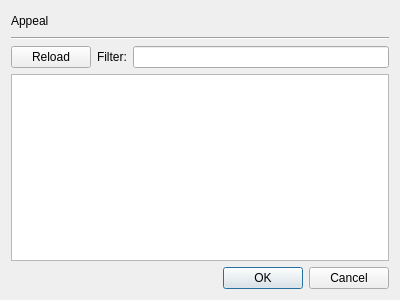
This is src/document_service/ui/dlg_document_service_upload.ui in psakar/datovka as Qt 5 draws it before an edit. The edited form follows.
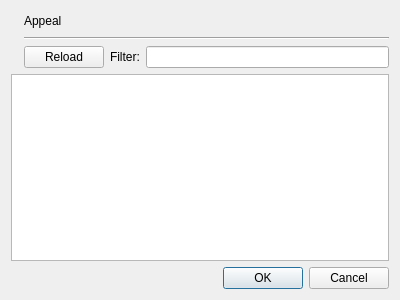
This is the edited form. Custom widgets are drawn as their Qt base class.

Commit message: Showing document service logo in upload dialogue.

The edit to the form file:
```diff
--- a/src/document_service/ui/dlg_document_service_upload.ui
+++ b/src/document_service/ui/dlg_document_service_upload.ui
@@ -15,6 +15,17 @@
   </property>
   <layout class="QVBoxLayout" name="verticalLayout">
    <item>
+    <layout class="QHBoxLayout" name="horizontalLayout_3">
+     <item>
+      <widget class="QLabel" name="pixmapLabel">
+       <property name="text">
+        <string/>
+       </property>
+      </widget>
+     </item>
+     <item>
+      <layout class="QVBoxLayout" name="verticalLayout_2">
+       <item>
     <layout class="QHBoxLayout" name="horizontalLayout_2">
      <item>
       <widget class="QLabel" name="appealLabel">
@@ -63,6 +74,10 @@
      </item>
      <item>
       <widget class="QLineEdit" name="filterLine"/>
+         </item>
+        </layout>
+       </item>
+      </layout>
      </item>
     </layout>
    </item>
```
Lines whose indentation alone changed are shown as unchanged. The commit also changes 2 other files.
